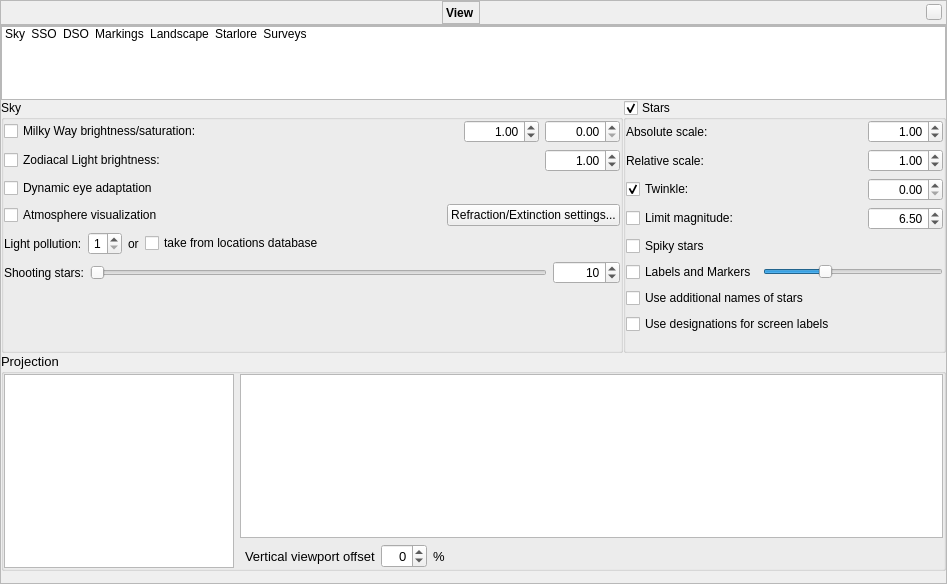
Before: the Qt Designer form src/gui/viewDialog.ui in 519984307/stellarium_src, drawn with Qt 5.
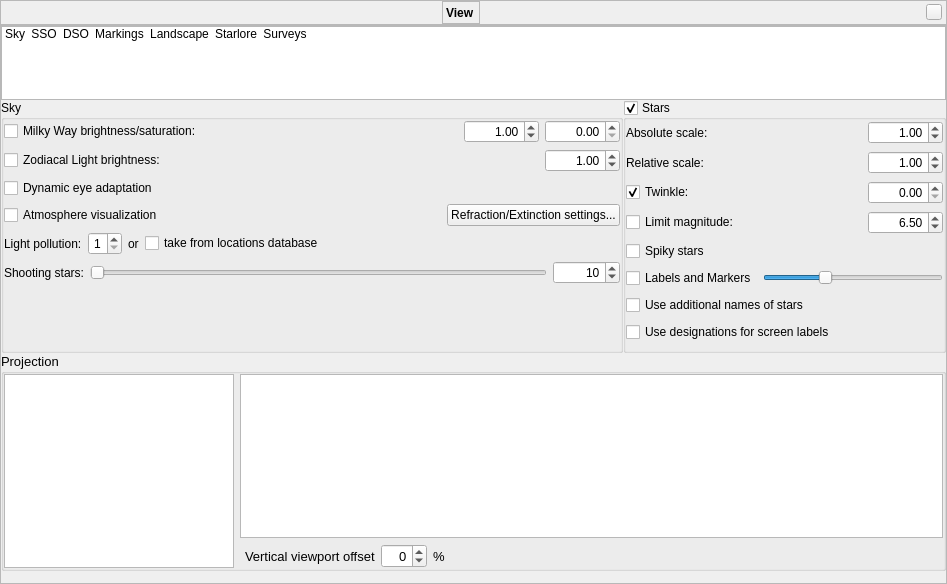
After: the same form once the commit is applied. Icons and pictures are not drawn. Custom widgets are drawn as their Qt base class.

What changed in the file:
```diff
--- a/src/gui/viewDialog.ui
+++ b/src/gui/viewDialog.ui
@@ -839,19 +839,6 @@
                </item>
               </layout>
              </item>
-             <item row="8" column="0">
-              <spacer name="verticalSpacer_6">
-               <property name="orientation">
-                <enum>Qt::Vertical</enum>
-               </property>
-               <property name="sizeHint" stdset="0">
-                <size>
-                 <width>20</width>
-                 <height>40</height>
-                </size>
-               </property>
-              </spacer>
-             </item>
              <item row="2" column="0">
               <layout class="QHBoxLayout" name="horizontalLayout_starTwinkle">
                <item>
```
Left out of the diff: 294 changed lines with no effect on the pictures.
